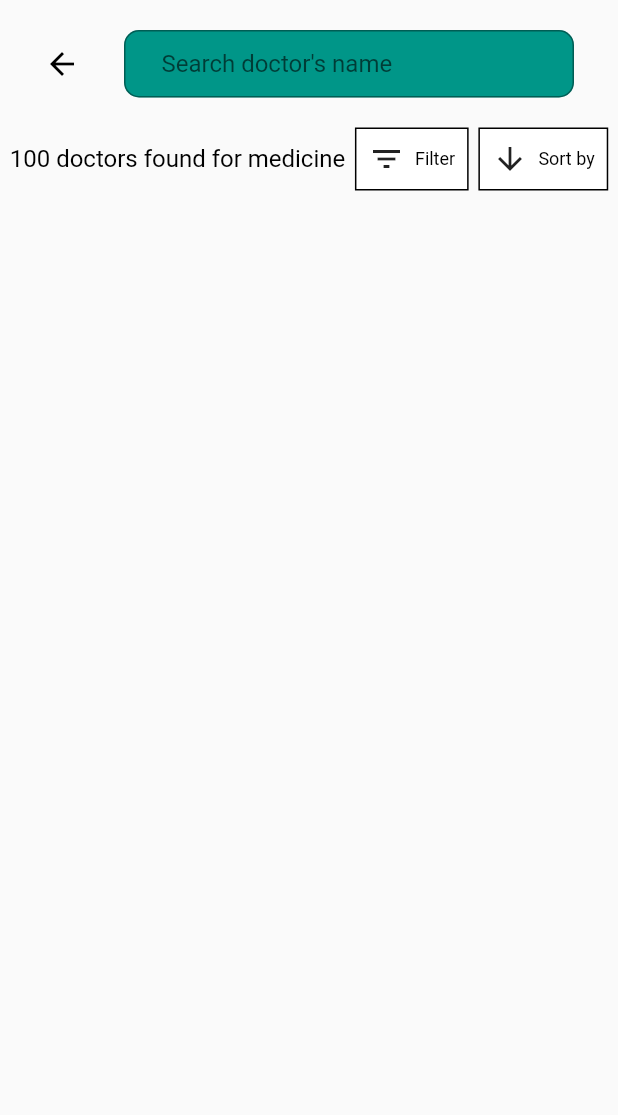
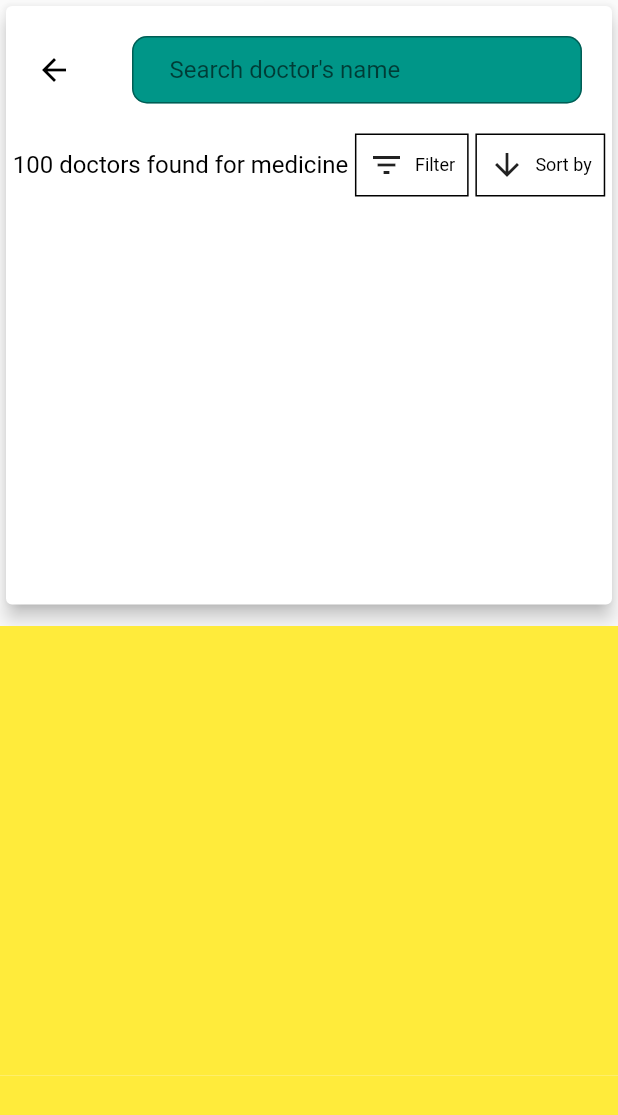
Before and after one commit to abuniaz/e_health_ui, a Flutter app: the DoctorsHome screen opened directly, after a tap on "General Physician", on a phone screen of 412 x 824 dp. Shown: the top 1115 px of the screen. Run offline on Flutter 3.47's test engine with Material 2 defaults, Android fonts, the phone set to English and light mode, and no system bars.

Commit message:
Update doctors_details.dart

```diff
--- a/lib/Doctors_List/doctors_details.dart
+++ b/lib/Doctors_List/doctors_details.dart
@@ -11,14 +11,15 @@ class DoctorDetails extends StatelessWidget {
         crossAxisAlignment: CrossAxisAlignment.start,
         children: [
           Expanded(
+            child: Card(
+              elevation: 5,
               child: Container(
-              height: 100,
-              width: double.infinity,
+                height: MediaQuery.of(context).size.height * 0.001,
                 child: Column(
                   children: [
                     const SizedBox(height: 20),
                     Row(
-                    mainAxisAlignment: MainAxisAlignment.spaceEvenly,
+                      mainAxisAlignment: MainAxisAlignment.spaceAround,
                       children: [
                         const Icon(
                           Icons.arrow_back,
@@ -44,7 +45,8 @@ class DoctorDetails extends StatelessWidget {
                       mainAxisAlignment: MainAxisAlignment.spaceEvenly,
                       children: const [
                         Text('100 doctors found for medicine',
-                          style: TextStyle(fontSize: 16, color: Colors.black)),
+                            style:
+                                TextStyle(fontSize: 16, color: Colors.black)),
                         ABoxDecoration(
                           icon: Icon(Icons.filter_list),
                           title: 'Filter',
@@ -58,6 +60,20 @@ class DoctorDetails extends StatelessWidget {
                   ],
                 ),
               ),
+            ),
+          ),
+          const SizedBox(
+            height: 10,
+          ),
+          Expanded(
+            child: ListView.builder(
+                itemCount: 10,
+                itemBuilder: ((context, index) => Container(
+                      padding: const EdgeInsets.all(10),
+                      height: 300,
+                      width: double.infinity,
+                      color: Colors.yellow,
+                    ))),
           )
         ],
       ),
```
Lines whose indentation alone changed are shown as unchanged.
